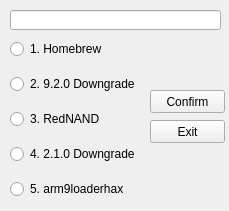
This is gui/PlaiScript_Select.ui in imaboy321/PlaiScript as Qt 5 draws it before an edit. The edited form follows.
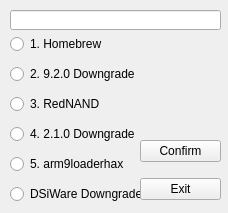
This is the edited form. Icons and pictures are not drawn.

Commit message:
Added DSiWare Downgrade and Reset button
Added full support for DSiWare Downgrade and a Reset button on the
viewing page

Patch:
```diff
--- a/gui/PlaiScript_Select.ui
+++ b/gui/PlaiScript_Select.ui
@@ -6,8 +6,8 @@
    <rect>
     <x>0</x>
     <y>0</y>
-    <width>229</width>
-    <height>211</height>
+    <width>228</width>
+    <height>213</height>
    </rect>
   </property>
   <property name="windowTitle">
@@ -23,7 +23,7 @@
      <rect>
       <x>10</x>
       <y>30</y>
-      <width>131</width>
+      <width>141</width>
       <height>181</height>
      </rect>
     </property>
@@ -63,6 +63,13 @@
        </property>
       </widget>
      </item>
+     <item>
+      <widget class="QRadioButton" name="rdoDSiWareDowngrade">
+       <property name="text">
+        <string>DSiWare Downgrade</string>
+       </property>
+      </widget>
+     </item>
     </layout>
    </widget>
    <widget class="QLineEdit" name="txtHTML">
@@ -78,31 +85,31 @@
      <bool>true</bool>
     </property>
    </widget>
-   <widget class="QPushButton" name="btnSelectDone">
+   <widget class="QWidget" name="verticalLayoutWidget_2">
     <property name="geometry">
      <rect>
-      <x>150</x>
-      <y>90</y>
-      <width>75</width>
-      <height>23</height>
+      <x>140</x>
+      <y>130</y>
+      <width>81</width>
+      <height>80</height>
      </rect>
     </property>
-    <property name="text">
-     <string>Confirm</string>
-    </property>
-   </widget>
-   <widget class="QPushButton" name="btnSelectExit">
-    <property name="geometry">
-     <rect>
-      <x>150</x>
-      <y>120</y>
-      <width>75</width>
-      <height>23</height>
-     </rect>
-    </property>
-    <property name="text">
-     <string>Exit</string>
-    </property>
+    <layout class="QVBoxLayout" name="verticalLayout_2">
+     <item>
+      <widget class="QPushButton" name="btnSelectDone">
+       <property name="text">
+        <string>Confirm</string>
+       </property>
+      </widget>
+     </item>
+     <item>
+      <widget class="QPushButton" name="btnSelectExit">
+       <property name="text">
+        <string>Exit</string>
+       </property>
+      </widget>
+     </item>
+    </layout>
    </widget>
   </widget>
  </widget>
```
The commit also changes 5 other files.
